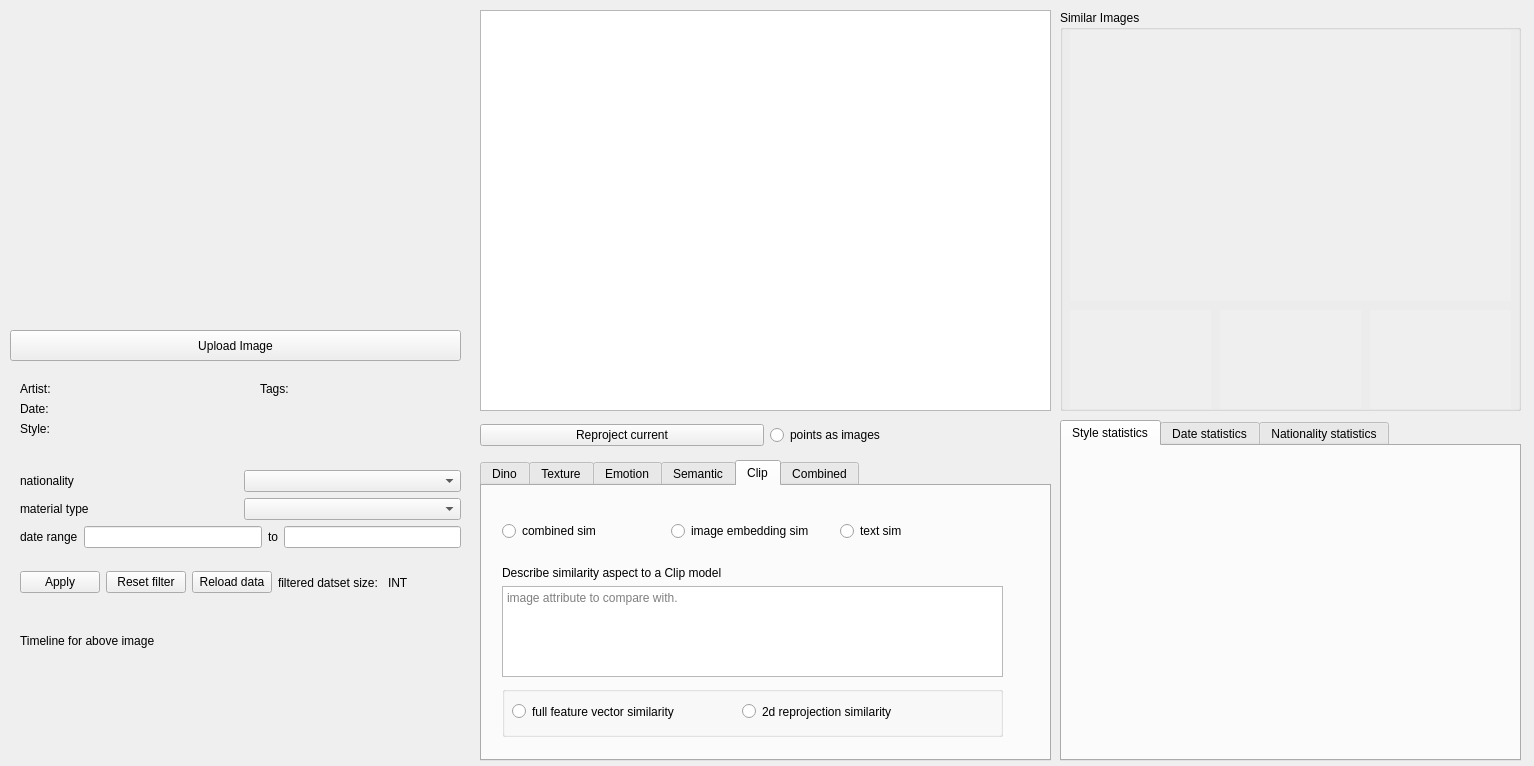
Qt form deepsim_analyzer/ds_dashboard/form.ui (jonathan-gerb/deepsim-analyzer) before a commit.
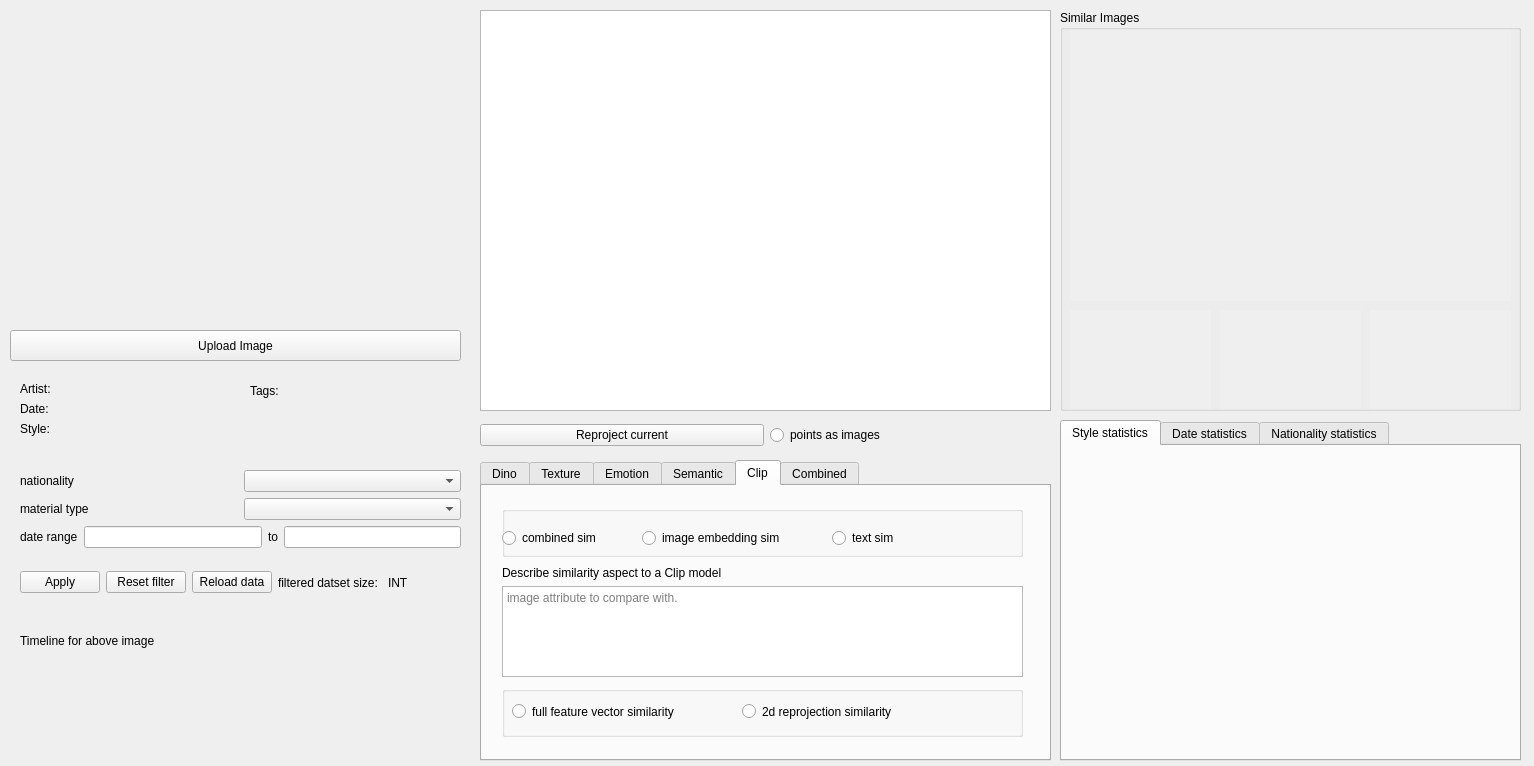
The same form after that commit. The open tabs and pages were chosen to show the change. Icons and pictures are not drawn. Custom widgets are drawn as their Qt base class.

Commit message: stays on dots when switch between tabs

What changed in the file:
```diff
--- a/deepsim_analyzer/ds_dashboard/form.ui
+++ b/deepsim_analyzer/ds_dashboard/form.ui
@@ -310,10 +310,10 @@
     <widget class="QLabel" name="t_tags">
      <property name="geometry">
       <rect>
-       <x>250</x>
+       <x>240</x>
        <y>10</y>
-       <width>231</width>
-       <height>17</height>
+       <width>241</width>
+       <height>21</height>
       </rect>
      </property>
      <property name="text">
@@ -382,6 +382,11 @@
       <height>301</height>
      </rect>
     </property>
+    <property name="font">
+     <font>
+      <underline>false</underline>
+     </font>
+    </property>
     <property name="autoFillBackground">
      <bool>true</bool>
     </property>
@@ -1064,7 +1069,7 @@
        <rect>
         <x>20</x>
         <y>80</y>
-        <width>501</width>
+        <width>521</width>
         <height>111</height>
        </rect>
       </property>
@@ -1088,45 +1093,12 @@
        </item>
       </layout>
      </widget>
-     <widget class="QWidget" name="horizontalLayoutWidget_2">
-      <property name="geometry">
-       <rect>
-        <x>20</x>
-        <y>20</y>
-        <width>501</width>
-        <height>51</height>
-       </rect>
-      </property>
-      <layout class="QHBoxLayout" name="horizontalLayout_5">
-       <item>
-        <widget class="QRadioButton" name="clip_radio_combsim">
-         <property name="text">
-          <string>combined sim</string>
-         </property>
-        </widget>
-       </item>
-       <item>
-        <widget class="QRadioButton" name="clip_radio_imgsim">
-         <property name="text">
-          <string>image embedding sim</string>
-         </property>
-        </widget>
-       </item>
-       <item>
-        <widget class="QRadioButton" name="clip_radio_textsim">
-         <property name="text">
-          <string>text sim</string>
-         </property>
-        </widget>
-       </item>
-      </layout>
-     </widget>
      <widget class="QGroupBox" name="groupBox_4">
       <property name="geometry">
        <rect>
         <x>20</x>
         <y>200</y>
-        <width>501</width>
+        <width>521</width>
         <height>51</height>
        </rect>
       </property>
@@ -1160,6 +1132,61 @@
        </property>
       </widget>
      </widget>
+     <widget class="QGroupBox" name="groupBox_6">
+      <property name="geometry">
+       <rect>
+        <x>20</x>
+        <y>20</y>
+        <width>521</width>
+        <height>51</height>
+       </rect>
+      </property>
+      <property name="title">
+       <string/>
+      </property>
+      <widget class="QRadioButton" name="clip_radio_combsim">
+       <property name="enabled">
+        <bool>true</bool>
+       </property>
+       <property name="geometry">
+        <rect>
+         <x>0</x>
+         <y>20</y>
+         <width>141</width>
+         <height>24</height>
+        </rect>
+       </property>
+       <property name="text">
+        <string>combined sim</string>
+       </property>
+      </widget>
+      <widget class="QRadioButton" name="clip_radio_imgsim">
+       <property name="geometry">
+        <rect>
+         <x>140</x>
+         <y>20</y>
+         <width>246</width>
+         <height>24</height>
+        </rect>
+       </property>
+       <property name="text">
+        <string>image embedding sim</string>
+       </property>
+      </widget>
+      <widget class="QRadioButton" name="clip_radio_textsim">
+       <property name="geometry">
+        <rect>
+         <x>330</x>
+         <y>20</y>
+         <width>155</width>
+         <height>24</height>
+        </rect>
+       </property>
+       <property name="text">
+        <string>text sim</string>
+       </property>
+      </widget>
+     </widget>
     </widget>
     <widget class="QWidget" name="combined_tab">
      <attribute name="title">
```
Left out of the diff: 123 changed lines with no effect on the pictures. The commit also changes 7 other files.
